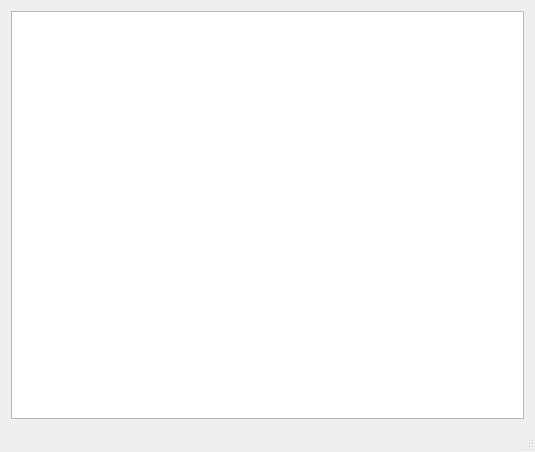
Above: mainwindow.ui from Alexey-N-Chernyshov/AntAlgorithm before the change. Below: the same form after it.
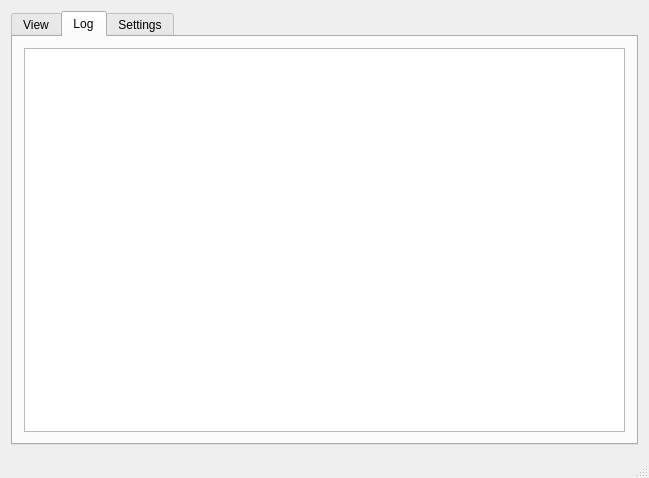
That is the form after the change. The open tabs and pages were chosen to show the change.

Patch:
```diff
--- a/mainwindow.ui
+++ b/mainwindow.ui
@@ -6,8 +6,8 @@
    <rect>
     <x>0</x>
     <y>0</y>
-    <width>535</width>
-    <height>452</height>
+    <width>649</width>
+    <height>478</height>
    </rect>
   </property>
   <property name="windowTitle">
@@ -17,9 +17,38 @@
    <bool>true</bool>
   </property>
   <widget class="QWidget" name="centralWidget">
-   <layout class="QGridLayout" name="gridLayout">
+   <layout class="QGridLayout" name="gridLayout_2">
     <item row="0" column="0">
-     <widget class="QGraphicsView" name="graphicsView"/>
+     <widget class="QTabWidget" name="tabWidget">
+      <property name="currentIndex">
+       <number>0</number>
+      </property>
+      <widget class="QWidget" name="tab">
+       <attribute name="title">
+        <string>View</string>
+       </attribute>
+       <layout class="QGridLayout" name="gridLayout">
+        <item row="0" column="0">
+         <widget class="QGraphicsView" name="graphicsView"/>
+        </item>
+       </layout>
+      </widget>
+      <widget class="QWidget" name="tab_2">
+       <attribute name="title">
+        <string>Log</string>
+       </attribute>
+       <layout class="QGridLayout" name="gridLayout_3">
+        <item row="0" column="0">
+         <widget class="QTextBrowser" name="textBrowser"/>
+        </item>
+       </layout>
+      </widget>
+      <widget class="QWidget" name="tab_3">
+       <attribute name="title">
+        <string>Settings</string>
+       </attribute>
+      </widget>
+     </widget>
     </item>
    </layout>
   </widget>
```
Left out of the diff: 10 changed lines with no effect on the pictures.
